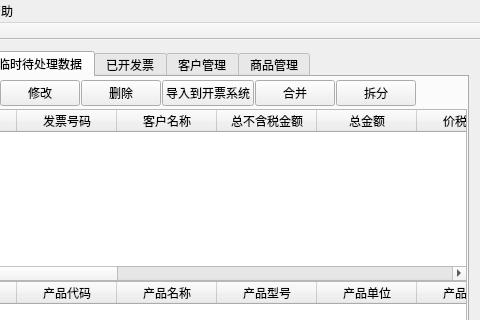
Above: src/invoice/gui/mainwindow.ui from lcw2004/fapiao before the change; both pictures show x 97 to 577 and y 0 to 320 of the 577 by 489 pixel window. Below: the same form after it.
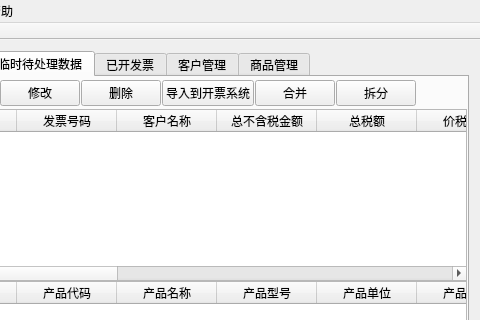
That is the form after the change. Icons and pictures are not drawn.

Commit message: 删除之后重新加载表格

What changed in the file:
```diff
--- a/src/invoice/gui/mainwindow.ui
+++ b/src/invoice/gui/mainwindow.ui
@@ -281,7 +281,7 @@
           </column>
           <column>
            <property name="text">
-            <string>总金额</string>
+            <string>总税额</string>
            </property>
           </column>
           <column>
```
The commit also changes 2 other files.
